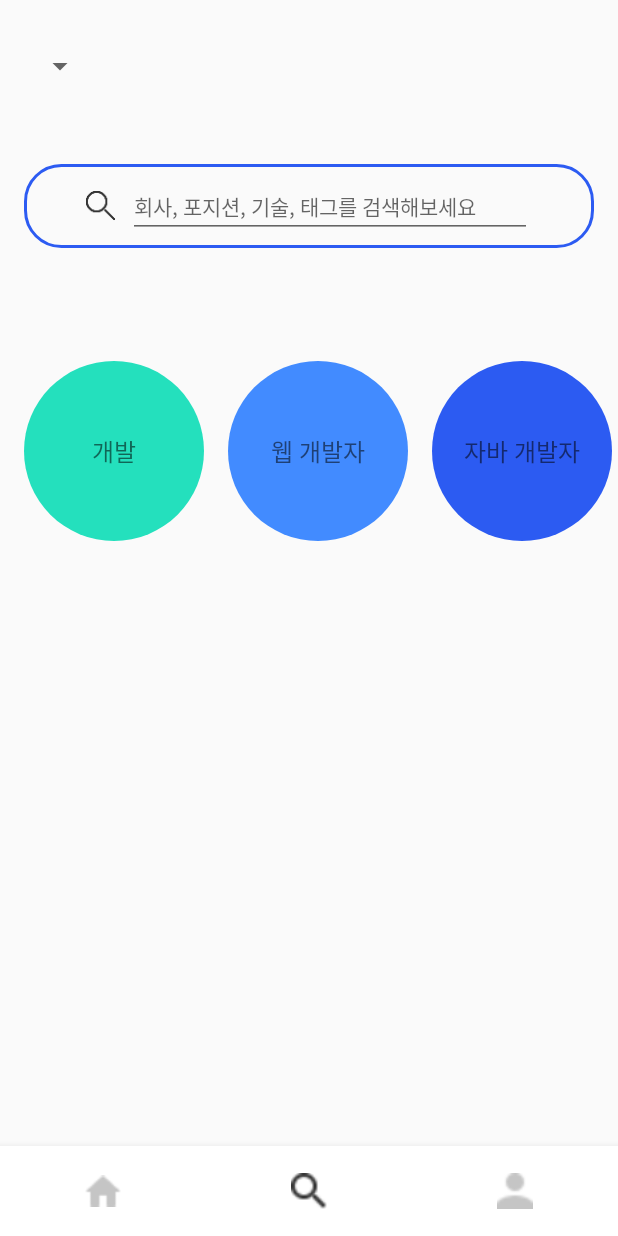
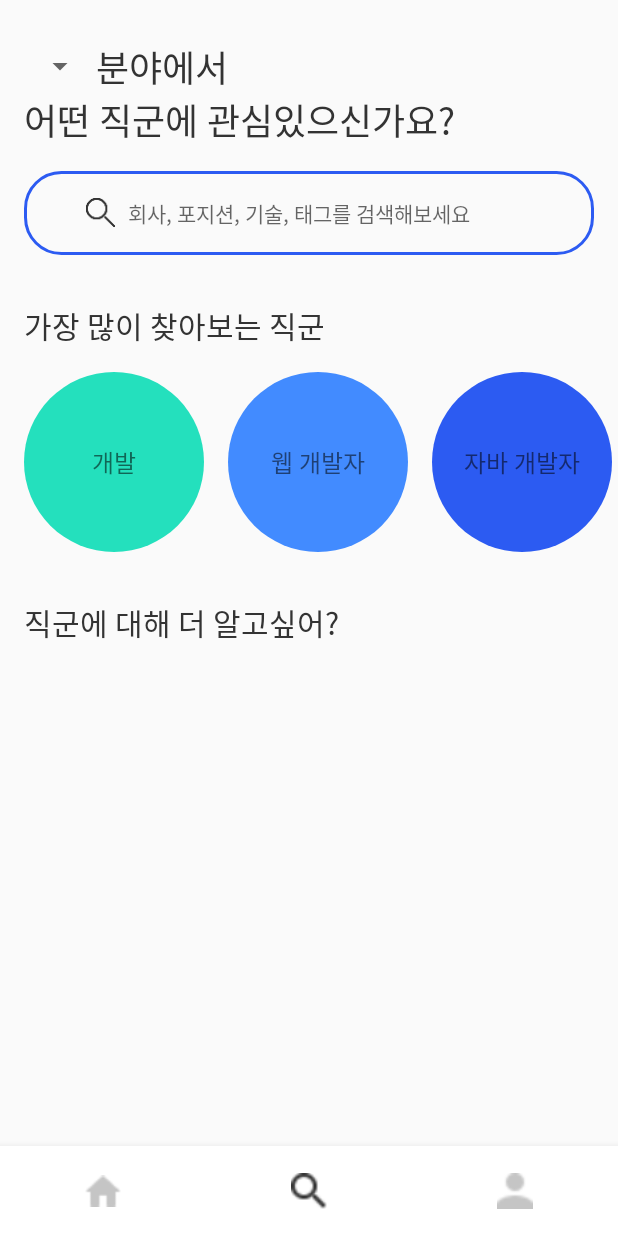
Before and after one commit to sopt-seminar/SOPT_26_collaboration, an Android app: the screen it shows after launch (MainActivity), item 2 of the bottom bar chosen, on a phone screen of 412 x 824 dp. Run offline under Robolectric (Android 15) with nearby library versions, the phone set to English and light mode, and no system bars; our stand-ins replace data binding.

Commit message:
EditText 밑줄 제거

```diff
--- a/app/src/main/res/layout/fragment_search.xml
+++ b/app/src/main/res/layout/fragment_search.xml
@@ -41,7 +41,7 @@
                     app:layout_constraintBottom_toBottomOf="@+id/spinner_field_fragment_search"
                     app:layout_constraintStart_toEndOf="@+id/spinner_field_fragment_search"
                     app:layout_constraintTop_toTopOf="@+id/spinner_field_fragment_search"
-                    tools:text="분야에서" />
+                    android:text="분야에서" />
 
                 <TextView
                     android:id="@+id/textView2"
@@ -52,7 +52,7 @@
                     android:textSize="24sp"
                     app:layout_constraintStart_toStartOf="@+id/spinner_field_fragment_search"
                     app:layout_constraintTop_toBottomOf="@+id/textView"
-                    tools:text="어떤 직군에 관심있으신가요?" />
+                    android:text="어떤 직군에 관심있으신가요?" />
 
                 <androidx.constraintlayout.widget.ConstraintLayout
                     android:id="@+id/constraintLayout"
@@ -87,6 +87,7 @@
                         android:lineSpacingExtra="3sp"
                         android:textColor="@color/normal_text_black"
                         android:textSize="14sp"
+                        android:background="@null"
                         app:layout_constraintBottom_toBottomOf="@+id/imageView2"
                         app:layout_constraintEnd_toEndOf="parent"
                         app:layout_constraintHorizontal_bias="0.024"
@@ -106,7 +107,7 @@
                     android:textSize="20sp"
                     app:layout_constraintStart_toStartOf="parent"
                     app:layout_constraintTop_toBottomOf="@+id/constraintLayout"
-                    tools:text="가장 많이 찾아보는 직군" />
+                    android:text="가장 많이 찾아보는 직군" />
 
             </androidx.constraintlayout.widget.ConstraintLayout>
 
@@ -141,7 +142,7 @@
                     android:textSize="20sp"
                     app:layout_constraintStart_toStartOf="parent"
                     app:layout_constraintTop_toTopOf="parent"
-                    tools:text="직군에 대해 더 알고싶어?" />
+                    android:text="직군에 대해 더 알고싶어?" />
 
             </androidx.constraintlayout.widget.ConstraintLayout>
 
```
